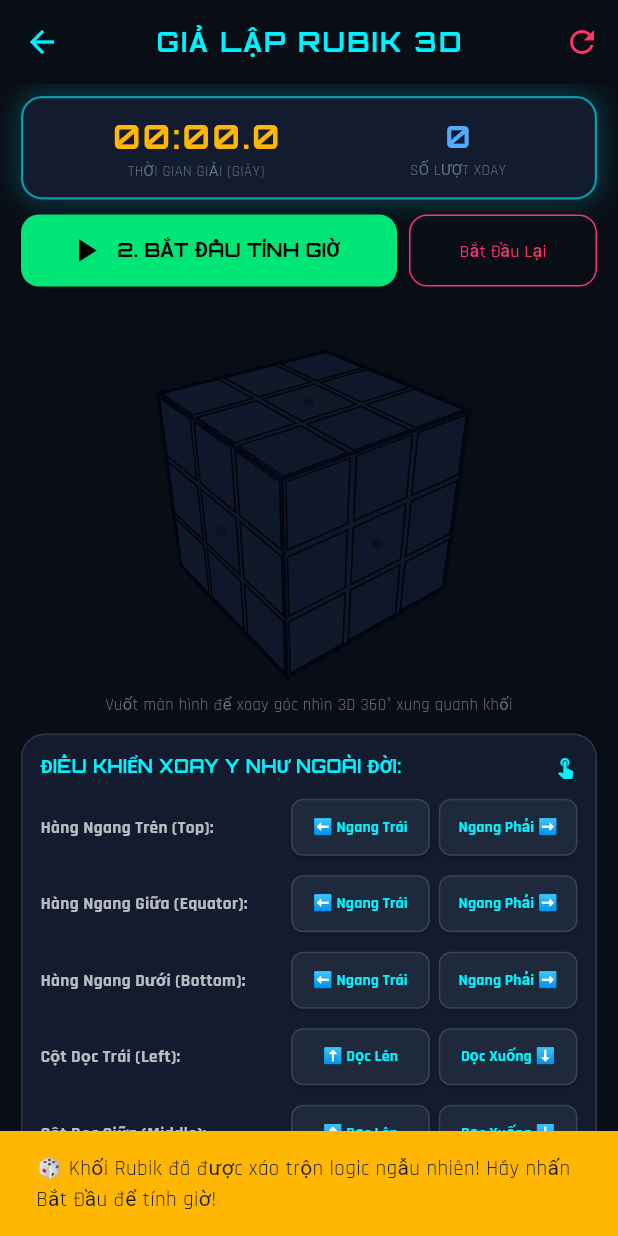
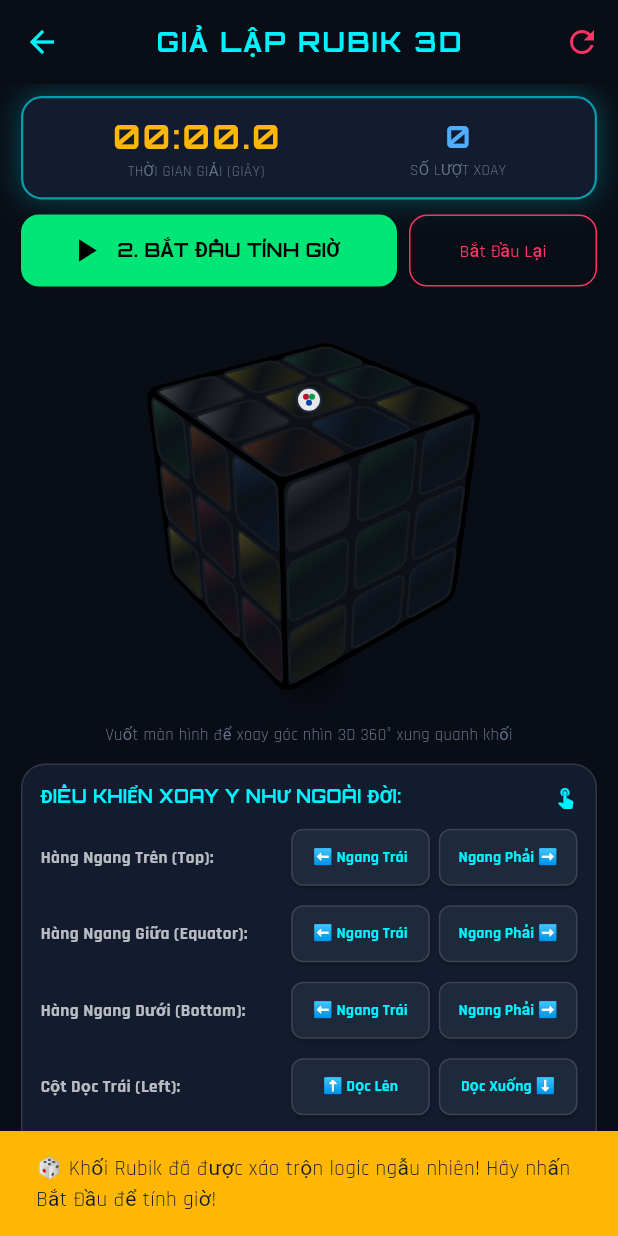
Before and after one commit to phuchh9999-sketch/DACC_LTDD_GODDY, a Flutter app: the RubikScreen screen opened directly, after a tap on "1. XÁO TRỘN KHỐI RUBIK", on a phone screen of 412 x 824 dp. Run offline on Flutter 3.47's test engine with Material 3 defaults, Android fonts, the phone set to English and light mode, and no system bars; our stand-ins replace google_fonts, qr_flutter, sensors_plus, shared_preferences; accounts and stored records are empty.

Commit message:
feat(rubik): realistic rounded beveled cubelets, specular plastic highlights and branded center emblem

```diff
--- a/goddy/lib/screens/games/rubik/rubik_cube_widget.dart
+++ b/goddy/lib/screens/games/rubik/rubik_cube_widget.dart
@@ -17,7 +17,7 @@ class RubikCubeWidget extends StatefulWidget {
 }
 
 class RubikCubeWidgetState extends State<RubikCubeWidget> with SingleTickerProviderStateMixin {
-  // Spherical rotation angles for 360 degree drag
+  // Classic isometric camera viewing angle (showing Top, Left, Right faces)
   double _rotX = -0.55;
   double _rotY = 0.65;
 
@@ -27,19 +27,20 @@ class RubikCubeWidgetState extends State<RubikCubeWidget> with SingleTickerProvi
   // 6 faces: 0=Up(White), 1=Down(Yellow), 2=Front(Green), 3=Back(Blue), 4=Right(Red), 5=Left(Orange)
   late List<List<Color>> _faces;
 
-  static const Color cWhite = Color(0xFFF8FAFC);
-  static const Color cYellow = Color(0xFFFFD166);
-  static const Color cGreen = Color(0xFF06D6A0);
-  static const Color cBlue = Color(0xFF118AB2);
-  static const Color cRed = Color(0xFFEF476F);
-  static const Color cOrange = Color(0xFFF77F00);
+  // Official competition Rubik's WCA colors
+  static const Color cWhite = Color(0xFFF8FAFC);  // White (Top/Up)
+  static const Color cYellow = Color(0xFFFFD500); // Yellow (Down)
+  static const Color cGreen = Color(0xFF009B48);  // Vivid Green (Front)
+  static const Color cBlue = Color(0xFF0046AD);   // Royal Blue (Back)
+  static const Color cRed = Color(0xFFB71234);    // Rubik Red (Right)
+  static const Color cOrange = Color(0xFFFF5800); // Vivid Orange (Left)
 
   @override
   void initState() {
     super.initState();
     _turnController = AnimationController(
       vsync: this,
-      duration: const Duration(milliseconds: 200),
+      duration: const Duration(milliseconds: 180),
     );
     resetCube();
   }
@@ -53,12 +54,12 @@ class RubikCubeWidgetState extends State<RubikCubeWidget> with SingleTickerProvi
   void resetCube() {
     setState(() {
       _faces = [
-        List.filled(9, cWhite),  // Up
-        List.filled(9, cYellow), // Down
-        List.filled(9, cGreen),  // Front
-        List.filled(9, cBlue),   // Back
-        List.filled(9, cRed),    // Right
-        List.filled(9, cOrange), // Left
+        List.filled(9, cWhite),  // 0 Up
+        List.filled(9, cYellow), // 1 Down
+        List.filled(9, cGreen),  // 2 Front
+        List.filled(9, cBlue),   // 3 Back
+        List.filled(9, cRed),    // 4 Right
+        List.filled(9, cOrange), // 5 Left
       ];
     });
   }
@@ -231,20 +232,20 @@ class RubikCubeWidgetState extends State<RubikCubeWidget> with SingleTickerProvi
         setState(() {
           _rotY += details.delta.dx * 0.015;
           _rotX -= details.delta.dy * 0.015;
-          _rotX = _rotX.clamp(-1.4, 1.4);
+          _rotX = _rotX.clamp(-1.45, 1.45);
         });
       },
       child: Center(
         child: SizedBox(
-          width: 260,
-          height: 260,
+          width: 280,
+          height: 280,
           child: Stack(
             alignment: Alignment.center,
             children: [
-              // 3D Solid Rubik Cube Custom Painter with full depth & zero gaps
+              // Ultra-Realistic 3D Solid Rubik Cube Canvas
               CustomPaint(
-                size: const Size(260, 260),
-                painter: _RubikCube3dPainter(
+                size: const Size(280, 280),
+                painter: _RealisticRubik3dPainter(
                   rotX: _rotX,
                   rotY: _rotY,
                   faces: _faces,
@@ -325,16 +326,16 @@ class _VisibleFaceData {
   });
 }
 
-class _RubikCube3dPainter extends CustomPainter {
+class _RealisticRubik3dPainter extends CustomPainter {
   final double rotX;
   final double rotY;
   final List<List<Color>> faces;
 
-  static const double L = 68.0; // Half cube size (total width = 136)
-  static const double fov = 420.0;
-  static const _Vector3d lightDir = _Vector3d(-0.35, -0.65, 0.67);
+  static const double L = 72.0; // Half cube size (total cube width = 144px)
+  static const double fov = 460.0;
+  static const _Vector3d lightDir = _Vector3d(-0.4, -0.6, 0.69);
 
-  const _RubikCube3dPainter({
+  const _RealisticRubik3dPainter({
     required this.rotX,
     required this.rotY,
     required this.faces,
@@ -344,9 +345,56 @@ class _RubikCube3dPainter extends CustomPainter {
     return v.rotateY(rotY).rotateX(rotX);
   }
 
+  Path _buildRoundedQuad(List<Offset> pts, double r) {
+    final path = Path();
+    final p0In = Offset.lerp(pts[0], pts[3], r)!;
+    final p0Out = Offset.lerp(pts[0], pts[1], r)!;
+    final p1In = Offset.lerp(pts[1], pts[0], r)!;
+    final p1Out = Offset.lerp(pts[1], pts[2], r)!;
+    final p2In = Offset.lerp(pts[2], pts[1], r)!;
+    final p2Out = Offset.lerp(pts[2], pts[3], r)!;
+    final p3In = Offset.lerp(pts[3], pts[2], r)!;
+    final p3Out = Offset.lerp(pts[3], pts[0], r)!;
+
+    path.moveTo(p0Out.dx, p0Out.dy);
+    path.lineTo(p1In.dx, p1In.dy);
+    path.quadraticBezierTo(pts[1].dx, pts[1].dy, p1Out.dx, p1Out.dy);
+    path.lineTo(p2In.dx, p2In.dy);
+    path.quadraticBezierTo(pts[2].dx, pts[2].dy, p2Out.dx, p2Out.dy);
+    path.lineTo(p3In.dx, p3In.dy);
+    path.quadraticBezierTo(pts[3].dx, pts[3].dy, p3Out.dx, p3Out.dy);
+    path.lineTo(p0In.dx, p0In.dy);
+    path.quadraticBezierTo(pts[0].dx, pts[0].dy, p0Out.dx, p0Out.dy);
+    path.close();
+    return path;
+  }
+
   @override
   void paint(Canvas canvas, Size size) {
-    final center = Offset(size.width / 2, size.height / 2);
+    final center = Offset(size.width / 2, size.height / 2 - 8);
+
+    // 1. Soft 3D ambient shadow on table surface beneath the cube
+    final shadowPaint = Paint()
+      ..shader = RadialGradient(
+        colors: [
+          Colors.black.withValues(alpha: 0.65),
+          Colors.black.withValues(alpha: 0.25),
+          Colors.transparent,
+        ],
+        stops: const [0.0, 0.5, 1.0],
+      ).createShader(Rect.fromCenter(
+        center: Offset(center.dx, center.dy + L * 1.55),
+        width: L * 3.4,
+        height: L * 0.9,
+      ));
+    canvas.drawOval(
+      Rect.fromCenter(
+        center: Offset(center.dx, center.dy + L * 1.55),
+        width: L * 3.4,
+        height: L * 0.9,
+      ),
+      shadowPaint,
+    );
 
     // 6 Faces geometric definition: (center, uAxis, vAxis, normal)
     final faceDefs = [
@@ -368,7 +416,7 @@ class _RubikCube3dPainter extends CustomPainter {
 
     for (int i = 0; i < 6; i++) {
       final normal = _transform(faceDefs[i].$4);
-      // Back-face culling: face is visible when normal.z > 0 (facing the screen)
+      // Face is visible when normal.z > 0 (facing the screen)
       if (normal.z > 0.001) {
         final faceCenter = _transform(faceDefs[i].$1);
         final diffuse = (normal.dot(lightDir)).clamp(0.0, 1.0);
@@ -380,26 +428,22 @@ class _RubikCube3dPainter extends CustomPainter {
       }
     }
 
-    // Sort visible faces by Z-depth (Painters algorithm: furthest first)
+    // Sort visible faces by Z-depth (furthest first)
     visibleFaces.sort((a, b) => a.centerZ.compareTo(b.centerZ));
 
     final blackBodyPaint = Paint()
-      ..color = const Color(0xFF0F172A)
+      ..color = const Color(0xFF0D1117)
       ..style = PaintingStyle.fill;
 
-    final borderPaint = Paint()
-      ..color = const Color(0xFF020617)
+    final outerChamferPaint = Paint()
+      ..color = const Color(0xFF000000)
       ..style = PaintingStyle.stroke
-      ..strokeWidth = 2.0;
+      ..strokeWidth = 3.5;
 
     final stickerBorderPaint = Paint()
-      ..color = Colors.black87
+      ..color = const Color(0xFF161B22)
       ..style = PaintingStyle.stroke
-      ..strokeWidth = 1.0;
-
-    final centerDotPaint = Paint()
-      ..color = Colors.black26
-      ..style = PaintingStyle.fill;
+      ..strokeWidth = 1.6;
 
     // Draw visible faces
     for (final vf in visibleFaces) {
@@ -409,25 +453,19 @@ class _RubikCube3dPainter extends CustomPainter {
       final uAxis = def.$2;
       final vAxis = def.$3;
 
-      // 1. Draw solid black mechanical face plate (Zero gap)
+      // 1. Solid Black Plastic Cube Chassis (Zero gap between faces)
       final cTL = _transform(fCenter - uAxis * L - vAxis * L).project(center, fov);
       final cTR = _transform(fCenter + uAxis * L - vAxis * L).project(center, fov);
       final cBR = _transform(fCenter + uAxis * L + vAxis * L).project(center, fov);
       final cBL = _transform(fCenter - uAxis * L + vAxis * L).project(center, fov);
 
-      final facePath = Path()
-        ..moveTo(cTL.dx, cTL.dy)
-        ..lineTo(cTR.dx, cTR.dy)
-        ..lineTo(cBR.dx, cBR.dy)
-        ..lineTo(cBL.dx, cBL.dy)
-        ..close();
+      final faceBaseQuad = _buildRoundedQuad([cTL, cTR, cBR, cBL], 0.05);
+      canvas.drawPath(faceBaseQuad, blackBodyPaint);
+      canvas.drawPath(faceBaseQuad, outerChamferPaint);
 
-      canvas.drawPath(facePath, blackBodyPaint);
-      canvas.drawPath(facePath, borderPaint);
-
-      // 2. Draw 9 stickers (row 0..2, col 0..2)
+      // 2. Draw 9 Rounded Chamfered Stickers (3x3 grid)
       const double step = (2 * L) / 3.0;
-      const double pad = 2.2; // Spacing between stickers showing black frame
+      const double pad = 3.2; // Deep black groove between cubelets
 
       for (int row = 0; row < 3; row++) {
         for (int col = 0; col < 3; col++) {
@@ -444,37 +482,58 @@ class _RubikCube3dPainter extends CustomPainter {
           final p2 = _transform(fCenter + uAxis * u1 + vAxis * v1).project(center, fov);
           final p3 = _transform(fCenter + uAxis * u0 + vAxis * v1).project(center, fov);
 
-          final stickerPath = Path()
-            ..moveTo(p0.dx, p0.dy)
-            ..lineTo(p1.dx, p1.dy)
-            ..lineTo(p2.dx, p2.dy)
-            ..lineTo(p3.dx, p3.dy)
-            ..close();
+          // Build realistic rounded corner sticker polygon in 3D perspective
+          final stickerPath = _buildRoundedQuad([p0, p1, p2, p3], 0.16);
 
-          // Lighting shading
-          final brightness = 0.75 + 0.25 * vf.diffuse;
-          final shadedColor = Color.fromARGB(
+          // Realistic 3D shading
+          final brightness = 0.76 + 0.24 * vf.diffuse;
+          final baseShaded = Color.fromARGB(
             color.a.toInt(),
             (color.r * 255 * brightness).clamp(0, 255).toInt(),
             (color.g * 255 * brightness).clamp(0, 255).toInt(),
             (color.b * 255 * brightness).clamp(0, 255).toInt(),
           );
 
+          // Glossy Plastic / Specular Highlight (matching real physical Speedcube)
+          final stickerRect = stickerPath.getBounds();
           final fillPaint = Paint()
-            ..color = shadedColor
+            ..shader = LinearGradient(
+              begin: Alignment.topLeft,
+              end: Alignment.bottomRight,
+              colors: [
+                Color.lerp(baseShaded, Colors.white, 0.28)!,
+                baseShaded,
+                Color.lerp(baseShaded, Colors.black, 0.15)!,
+              ],
+              stops: const [0.0, 0.45, 1.0],
+            ).createShader(stickerRect)
             ..style = PaintingStyle.fill;
 
           canvas.drawPath(stickerPath, fillPaint);
           canvas.drawPath(stickerPath, stickerBorderPaint);
 
-          // If this is the CENTER sticker (idx == 4):
-          // Draw subtle emblem dot highlighting the center piece
-          if (stickerIdx == 4) {
+          // 3. Branded Speedcube Emblem on White Center Sticker (Matching Reference Image 2)
+          if (fIdx == 0 && stickerIdx == 4) {
             final centerPoint = Offset(
               (p0.dx + p1.dx + p2.dx + p3.dx) / 4,
               (p0.dy + p1.dy + p2.dy + p3.dy) / 4,
             );
-            canvas.drawCircle(centerPoint, 3.5, centerDotPaint);
+            // Draw Rubik Logo Badge
+            final badgePaint = Paint()
+              ..color = const Color(0xFF1E293B)
+              ..style = PaintingStyle.stroke
+              ..strokeWidth = 1.4;
+            canvas.drawCircle(centerPoint, 8.0, Paint()..color = Colors.white.withValues(alpha: 0.9));
+            canvas.drawCircle(centerPoint, 8.0, badgePaint);
+
+            // Mini 3D Logo Cube
+            final logoPaint = Paint()..style = PaintingStyle.fill;
+            logoPaint.color = RubikCubeWidgetState.cRed;
+            canvas.drawCircle(centerPoint + const Offset(-2, -2), 2.0, logoPaint);
+            logoPaint.color = RubikCubeWidgetState.cGreen;
+            canvas.drawCircle(centerPoint + const Offset(2, -2), 2.0, logoPaint);
+            logoPaint.color = RubikCubeWidgetState.cBlue;
+            canvas.drawCircle(centerPoint + const Offset(0, 2), 2.0, logoPaint);
           }
         }
       }
@@ -482,7 +541,7 @@ class _RubikCube3dPainter extends CustomPainter {
   }
 
   @override
-  bool shouldRepaint(covariant _RubikCube3dPainter oldDelegate) {
+  bool shouldRepaint(covariant _RealisticRubik3dPainter oldDelegate) {
     return oldDelegate.rotX != rotX || oldDelegate.rotY != rotY || oldDelegate.faces != faces;
   }
 }
```
Also changed, not shown: 1 other file.
